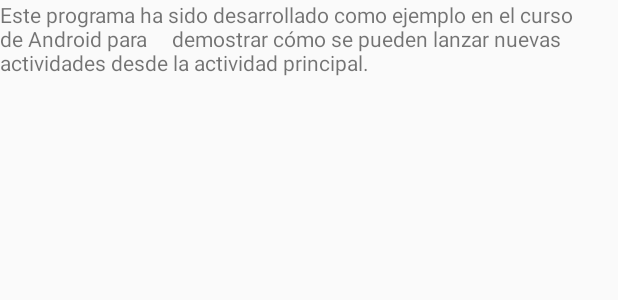
After one commit to josedl4/Asteroides, an Android app: the layout acercade.xml on its own in the app's theme, with its tools: preview values and no code run, on a phone screen of 412 x 824 dp. The commit adds this screen. Shown: the top 300 px of the screen. Run offline under Robolectric (Android 15) with nearby library versions, the phone set to English and light mode, and no system bars.

Commit message:
Añadimos nueva actividad para la funcion 'Acerca De' de la actividad principal.

```diff
--- a/app/src/main/AndroidManifest.xml
+++ b/app/src/main/AndroidManifest.xml
@@ -15,6 +15,9 @@
                 <category android:name="android.intent.category.LAUNCHER" />
             </intent-filter>
         </activity>
+        <activity android:name=".AcercaDe"
+            android:label="Acerca de Asteroides"
+            android:theme="@android:style/Theme.Dialog"/>
     </application>
 
 </manifest>
--- /dev/null
+++ b/app/src/main/res/layout/acercade.xml
@@ -0,0 +1,7 @@
+<?xml version="1.0" encoding="utf-8"?>
+<TextView xmlns:android="http://schemas.android.com/apk/res/android"
+    android:layout_width="match_parent" android:layout_height="match_parent"
+    android:id="@+id/TextView01"
+    android:text="Este programa ha sido desarrollado como ejemplo en el curso de Android para
+    demostrar cómo se pueden lanzar nuevas actividades desde la actividad principal.">
+</TextView>
--- a/app/src/main/res/layout/activity_main.xml
+++ b/app/src/main/res/layout/activity_main.xml
@@ -35,7 +35,8 @@
         android:layout_height="wrap_content"
         android:text="@string/acerca_de"
         android:id="@+id/but_acerca"
-        android:textSize="25sp" />
+        android:textSize="25sp"
+        android:onClick="lanzarAcercaDe" />
 
     <Button
         android:layout_width="match_parent"
```
Also changed, not shown: app/src/main/java/com/example/joselm/asteroides/AcercaDe.java (added, +15 -0 lines), app/src/main/java/com/example/joselm/asteroides/MainActivity.java (+17 -0 lines).
